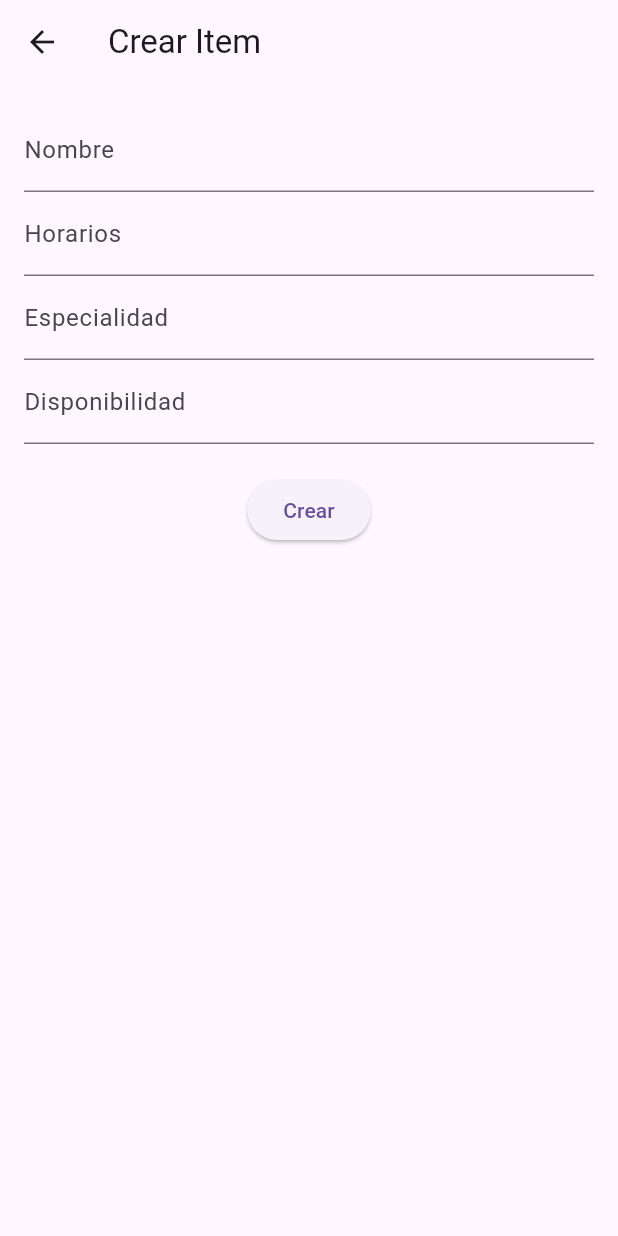
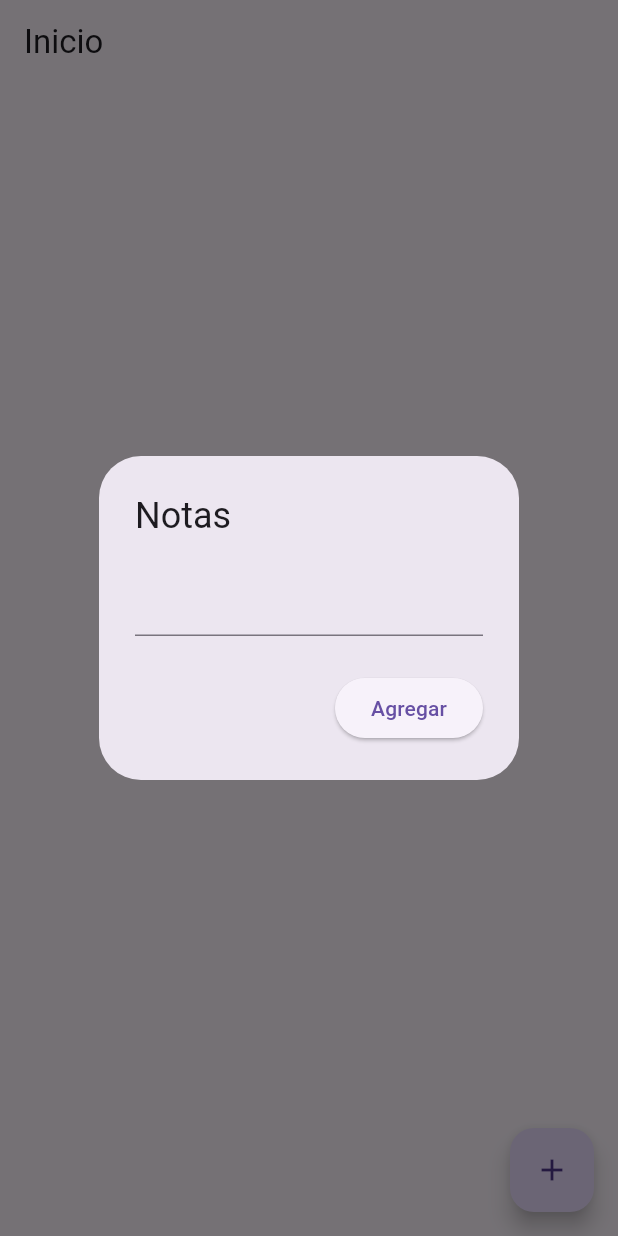
Before and after one commit to Progra-Movil-917/prueba2_617111397, a Flutter app: the screen it shows after launch, after a tap on the "add" icon, on a phone screen of 412 x 824 dp. Run offline on Flutter 3.47's test engine with Material 3 defaults, Android fonts, the phone set to English and light mode, and no system bars; our stand-ins replace cloud_firestore, firebase_core; accounts and stored records are empty.

Commit message:
Funcion crear

```diff
--- a/lib/main.dart
+++ b/lib/main.dart
@@ -1,168 +1,23 @@
 import 'package:flutter/material.dart';
 import 'package:firebase_core/firebase_core.dart';
-import 'package:cloud_firestore/cloud_firestore.dart';
+import 'package:prueba2/firebase_options.dart';
+import 'package:prueba2/pages/home_page.dart';
 
 
 void main() async {
   WidgetsFlutterBinding.ensureInitialized();
-   await Firebase.initializeApp();
-  runApp(MyApp());
+   await Firebase.initializeApp(options: DefaultFirebaseOptions.currentPlatform);
+  runApp(const MyApp());
 }
 
 class MyApp extends StatelessWidget {
+  const MyApp({super.key});
+
   @override
   Widget build(BuildContext context) {
-    return MaterialApp(
-      title: 'Flutter CRUD con Firebase',
-      theme: ThemeData(
-        primarySwatch: Colors.blue,
-      ),
-      home: ItemList(),
-      routes: {
-        '/create': (context) => ItemForm(),
-        '/update': (context) => ItemForm(itemId: ModalRoute.of(context)!.settings.arguments as String?),
-      },
+    return const MaterialApp(
+      debugShowCheckedModeBanner: false,
+      home: HomePage(),
     );
   }
 }
-
-class ItemList extends StatelessWidget {
-  @override
-  Widget build(BuildContext context) {
-    return Scaffold(
-      appBar: AppBar(
-        title: Text('Lista de Items'),
-        actions: [
-          IconButton(
-            icon: Icon(Icons.add),
-            onPressed: () {
-              Navigator.pushNamed(context, '/create');
-            },
-          ),
-        ],
-      ),
-      body: StreamBuilder<QuerySnapshot>(
-        stream: FirebaseFirestore.instance.collection('items').snapshots(),
-        builder: (context, AsyncSnapshot<QuerySnapshot> snapshot) {
-          if (!snapshot.hasData) {
-            return Center(child: CircularProgressIndicator());
-          }
-          return ListView(
-            children: snapshot.data!.docs.map((document) {
-              return ListTile(
-                title: Text(document['nombre']),
-                subtitle: Text('${document['especialidad']}, ${document['horarios']} - Disponibilidad: ${document['disponibilidad']}'),
-                trailing: IconButton(
-                  icon: Icon(Icons.delete),
-                  onPressed: () {
-                    deleteItem(document.id);
-                  },
-                ),
-                onTap: () {
-                  Navigator.pushNamed(context, '/update', arguments: document.id);
-                },
-              );
-            }).toList(),
-          );
-        },
-      ),
-    );
-  }
-
-  void deleteItem(String id) {
-    FirebaseFirestore.instance.collection('items').doc(id).delete();
-  }
-}
-
-class ItemForm extends StatelessWidget {
-  final TextEditingController nombreController = TextEditingController();
-  final TextEditingController horariosController = TextEditingController();
-  final TextEditingController especialidadController = TextEditingController();
-  final TextEditingController disponibilidadController = TextEditingController();
-  final String? itemId;
-
-  ItemForm({this.itemId});
-
-  @override
-  Widget build(BuildContext context) {
-    if (itemId != null) {
-      // Cargar datos para actualizar
-      FirebaseFirestore.instance.collection('items').doc(itemId).get().then((document) {
-        nombreController.text = document['nombre'];
-        horariosController.text = document['horarios'];
-        especialidadController.text = document['especialidad'];
-        disponibilidadController.text = document['disponibilidad'];
-      });
-    }
-
-    return Scaffold(
-      appBar: AppBar(
-        title: Text(itemId == null ? 'Crear Item' : 'Actualizar Item'),
-      ),
-      body: Padding(
-        padding: const EdgeInsets.all(16.0),
-        child: Column(
-          children: [
-            TextField(
-              controller: nombreController,
-              decoration: InputDecoration(labelText: 'Nombre'),
-            ),
-            TextField(
-              controller: horariosController,
-              decoration: InputDecoration(labelText: 'Horarios'),
-            ),
-            TextField(
-              controller: especialidadController,
-              decoration: InputDecoration(labelText: 'Especialidad'),
-            ),
-            TextField(
-              controller: disponibilidadController,
-              decoration: InputDecoration(labelText: 'Disponibilidad'),
-            ),
-            SizedBox(height: 20),
-            ElevatedButton(
-              onPressed: () {
-                if (itemId == null) {
-                  createItem(
-                    nombreController.text,
-                    horariosController.text,
-                    especialidadController.text,
-                    disponibilidadController.text,
-                  );
-                } else {
-                  updateItem(
-                    itemId!,
-                    nombreController.text,
-                    horariosController.text,
-                    especialidadController.text,
-                    disponibilidadController.text,
-                  );
-                }
-                Navigator.pop(context);
-              },
-              child: Text(itemId == null ? 'Crear' : 'Actualizar'),
-            ),
-          ],
-        ),
-      ),
-    );
-  }
-
-  void createItem(String nombre, String horarios, String especialidad, String disponibilidad) {
-    FirebaseFirestore.instance.collection('items').add({
-      'nombre': nombre,
-      'horarios': horarios,
-      'especialidad': especialidad,
-      'disponibilidad': disponibilidad,
-    });
-  }
-
-  void updateItem(String id, String nombre, String horarios, String especialidad, String disponibilidad) {
-    FirebaseFirestore.instance.collection('items').doc(id).update({
-      'nombre': nombre,
-      'horarios': horarios,
-      'especialidad': especialidad,
-      'disponibilidad': disponibilidad,
-    });
-  }
-}
--- /dev/null
+++ b/lib/pages/home_page.dart
@@ -0,0 +1,49 @@
+import 'package:flutter/material.dart';
+import 'package:prueba2/services/firestore.dart';
+
+class HomePage extends StatefulWidget {
+  const HomePage({super.key});
+
+  @override
+  State<HomePage> createState() => _HomePageState();
+}
+
+class _HomePageState extends State<HomePage> {
+
+final FirestoreService firestoreService =FirestoreService();
+final TextEditingController textController =TextEditingController();
+
+void OpenNotes(){
+  showDialog(
+    context: context,
+     builder: (context)=> AlertDialog(
+         title: Text('Notas'),
+         content: TextField(
+           controller: textController,
+         ),
+         actions: [
+          ElevatedButton(
+            onPressed: (){
+              firestoreService.addNote(textController.text);
+              textController.clear();
+              Navigator.pop(context);
+            } ,
+            child: Text("Agregar")
+          )
+         ],
+     )
+     );
+}
+
+  @override
+  Widget build(BuildContext context) {
+    return Scaffold(
+      appBar: AppBar(
+        title: Text('Inicio')),
+        floatingActionButton: FloatingActionButton(
+          onPressed: OpenNotes,
+          child: const Icon(Icons.add),
+        )
+    );
+  }
+}
--- a/pubspec.yaml
+++ b/pubspec.yaml
@@ -32,7 +32,7 @@ dependencies:
   flutter:
     sdk: flutter
   firebase_core: ^2.32.0
-  cloud_firestore: ^4.0.0
+  cloud_firestore: ^4.17.5
   firebase_analytics: ^10.4.5
 
 
```
Also changed, not shown: lib/services/firestore.dart (added, +19 -0 lines), pubspec.lock, 1 other file.
